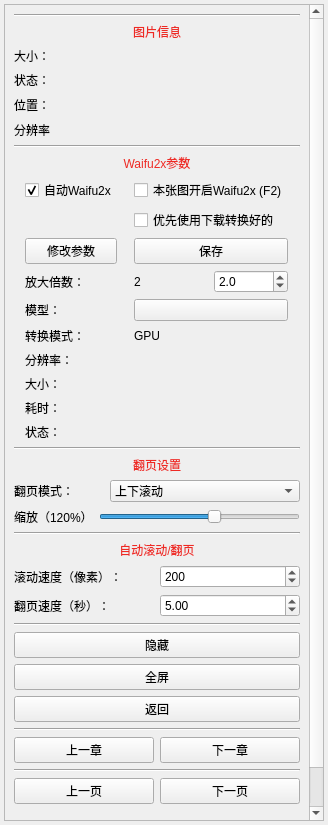
First picture: the form in ui/component/ui_read_tool.ui, repository tonquer/JMComic-qt, before the edit.
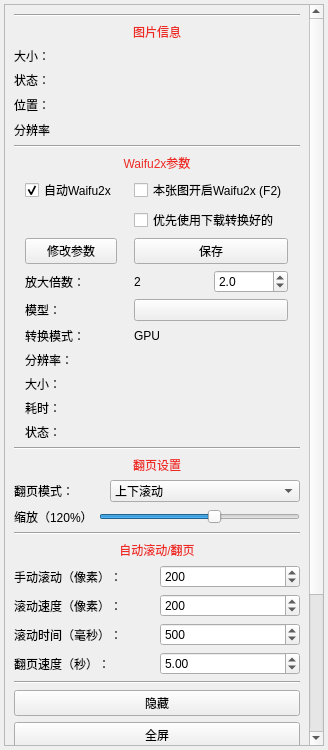
Second picture: the form after the edit. Custom widgets are drawn as their Qt base class.

```diff
--- a/ui/component/ui_read_tool.ui
+++ b/ui/component/ui_read_tool.ui
@@ -7,7 +7,7 @@
     <x>0</x>
     <y>0</y>
     <width>328</width>
-    <height>825</height>
+    <height>750</height>
    </rect>
   </property>
   <property name="windowTitle">
@@ -41,9 +41,9 @@
       <property name="geometry">
        <rect>
         <x>0</x>
-        <y>-26</y>
+        <y>-129</y>
         <width>301</width>
-        <height>841</height>
+        <height>897</height>
        </rect>
       </property>
       <layout class="QVBoxLayout" name="verticalLayout_2">
@@ -538,6 +538,30 @@
            </property>
           </widget>
          </item>
+         <item>
+          <layout class="QHBoxLayout" name="horizontalLayout_3">
+           <item>
+            <widget class="QLabel" name="label_12">
+             <property name="text">
+              <string>手动滚动（像素）：</string>
+             </property>
+            </widget>
+           </item>
+           <item>
+            <widget class="QSpinBox" name="scrollInitSpeed">
+             <property name="minimum">
+              <number>1</number>
+             </property>
+             <property name="maximum">
+              <number>4000</number>
+             </property>
+             <property name="value">
+              <number>200</number>
+             </property>
+            </widget>
+           </item>
+          </layout>
+         </item>
          <item>
           <layout class="QHBoxLayout" name="horizontalLayout_12">
            <item>
@@ -568,6 +592,30 @@
            </item>
           </layout>
          </item>
+         <item>
+          <layout class="QHBoxLayout" name="horizontalLayout_2">
+           <item>
+            <widget class="QLabel" name="label_2">
+             <property name="text">
+              <string>滚动时间（毫秒）：</string>
+             </property>
+            </widget>
+           </item>
+           <item>
+            <widget class="WheelSpinBox" name="scrollTime">
+             <property name="minimum">
+              <number>50</number>
+             </property>
+             <property name="maximum">
+              <number>2000</number>
+             </property>
+             <property name="value">
+              <number>500</number>
+             </property>
+            </widget>
+           </item>
+          </layout>
+         </item>
          <item>
           <layout class="QHBoxLayout" name="horizontalLayout_13">
            <item>
```
